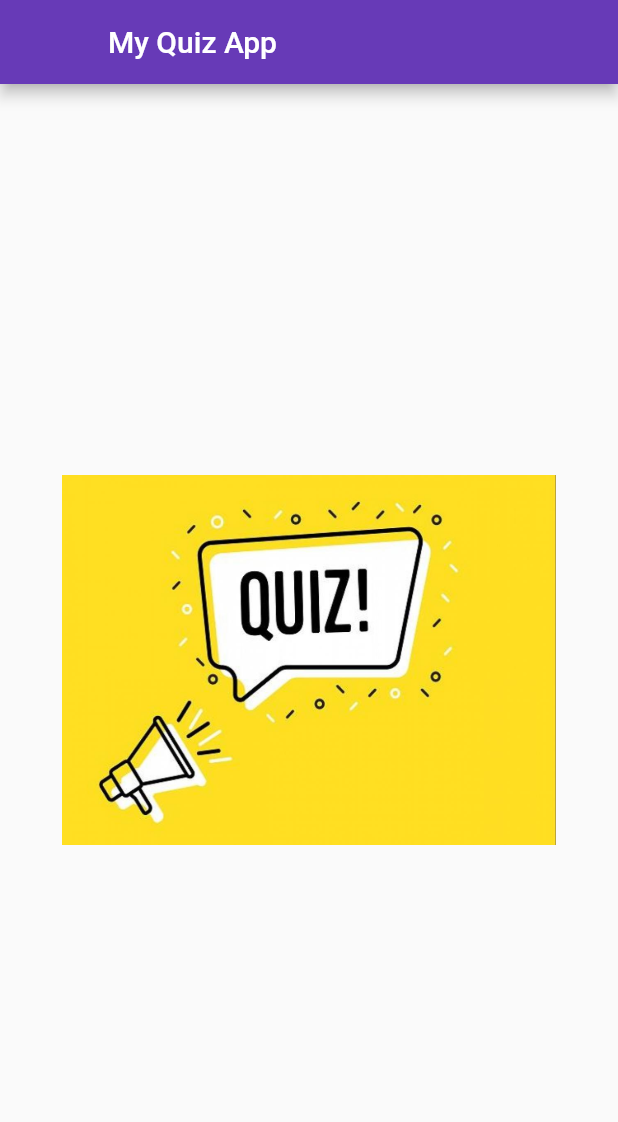
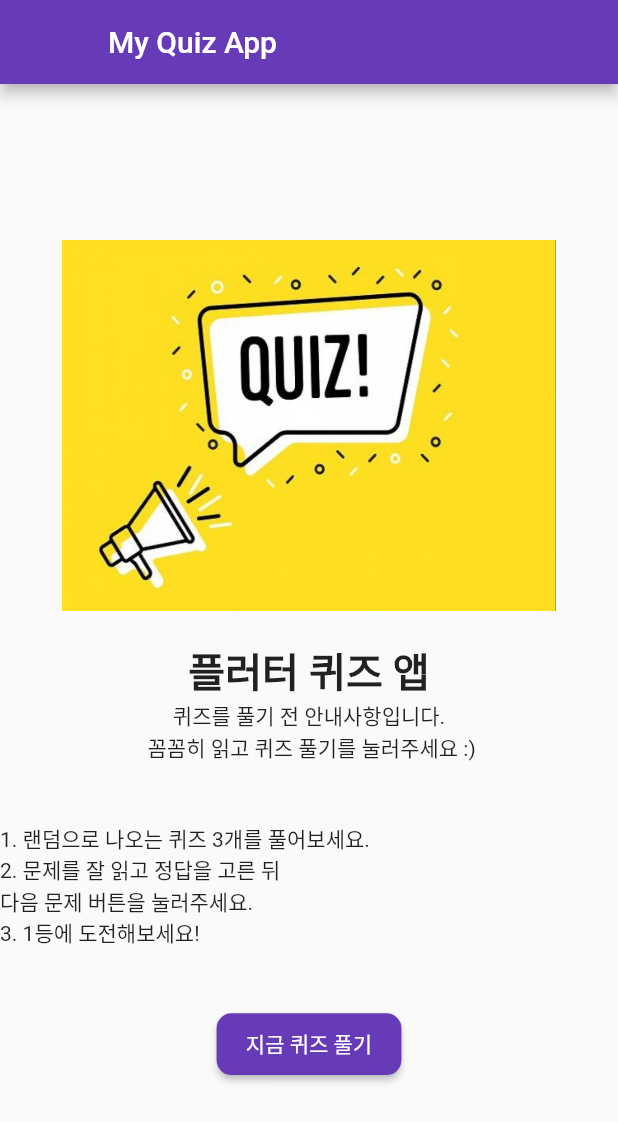
Before and after one commit to jeongyoonlee2015/flutter-quiz-app, a Flutter app: the screen it shows after launch, on a phone screen of 412 x 824 dp. Shown: the top 1122 px of the screen. Run offline on Flutter 3.47's test engine with Material 2 defaults, Android fonts, the phone set to English and light mode, and no system bars; our stand-ins replace auto_size_text, flutter_swiper.

Commit message:
더미데이터

```diff
--- /dev/null
+++ b/lib/model/model_quiz.dart
@@ -0,0 +1,12 @@
+class Quiz {
+ String title;
+ List<String> candidates;
+ int answer;
+
+ Quiz({this.title, this.candidates, this.answer});
+
+ Quiz.fromMap(Map <String, dynamic> map)
+  : title = map['title'],
+    candidates = map['candidates'],
+    answer = map['answer'];
+}
--- a/lib/screen/screen_home.dart
+++ b/lib/screen/screen_home.dart
@@ -1,4 +1,6 @@
 import 'package:flutter/material.dart';
+import 'package:quizapptest/model/model_quiz.dart';
+import 'package:quizapptest/screen/screen_quiz.dart';
 
 class HomeScreen extends StatefulWidget {
   @override
@@ -6,13 +8,32 @@ class HomeScreen extends StatefulWidget {
 }
 
 class _HomeScreenState extends State<HomeScreen> {
+  List<Quiz> quizs = [
+    Quiz.fromMap({
+    'title':'test',
+    'candidates':['a','b','c','d'],
+      'answer':0
+    }),
+    Quiz.fromMap({
+      'title':'test',
+      'candidates':['a','b','c','d'],
+      'answer':0
+    }),
+    Quiz.fromMap({
+      'title':'test',
+      'candidates':['a','b','c','d'],
+      'answer':0
+    }),
+  ];
   @override
   Widget build(BuildContext context) {
   Size screenSize = MediaQuery.of(context).size; //mediaquery의 장점:
   double width = screenSize.width;
   double height = screenSize.height; // 상대수치 활용하겠다는 것
 
-  return SafeArea( //기기의 상단 노티 바 부분, 하단 영역을 침범하지 않는 안전한 영역을 잡아주는 위젯
+  return WillPopScope(
+      onWillPop: () async => false,
+      child: SafeArea( //기기의 상단 노티 바 부분, 하단 영역을 침범하지 않는 안전한 영역을 잡아주는 위젯
         child: Scaffold (
           appBar: AppBar(
             title: Text('My Quiz App'),
@@ -25,12 +46,86 @@ class _HomeScreenState extends State<HomeScreen> {
             children: <Widget>[
               Center(
                 child: Image.asset(
-              'images/quiz.jpeg', width: width * 0.8,
+                  'images/quiz.jpeg',
+                  width: width * 0.8,
             ),
-          )
+          ),
+            Padding(
+              padding: EdgeInsets.all(width * 0.024),
+          ),
+            Text(
+              '플러터 퀴즈 앱',
+              style: TextStyle(
+                fontSize: width*0.065,
+                fontWeight: FontWeight.bold,
+              ),
+          ),
+            Text(
+              '퀴즈를 풀기 전 안내사항입니다. \n 꼼꼼히 읽고 퀴즈 풀기를 눌러주세요 :) ',
+              textAlign: TextAlign.center,
+          ),
+            Padding(
+              padding: EdgeInsets.all(width * 0.048),
+          ),
+            _buildStep(width, '1. 랜덤으로 나오는 퀴즈 3개를 풀어보세요.'),
+            _buildStep(width, '2. 문제를 잘 읽고 정답을 고른 뒤 \n다음 문제 버튼을 눌러주세요.'),
+            _buildStep(width, '3. 1등에 도전해보세요!'),
+            Padding(
+              padding: EdgeInsets.all(width * 0.048),
+          ),
+            Container(
+              padding: EdgeInsets.only(bottom: width = 0.036),
+              child: Center(
+                child: ButtonTheme(
+                  minWidth: width * 0.8,
+                  height: height * 0.05,
+                  shape:
+                  RoundedRectangleBorder(
+                      borderRadius:
+                      BorderRadius.circular(10)
+                  ),
+                  child: RaisedButton(
+                    child: Text(
+                      ' 지금 퀴즈 풀기 ',
+                      style: TextStyle(color: Colors.white),
+                    ),
+                    color: Colors.deepPurple,
+                    onPressed: (){
+                      Navigator.push(
+                          context,
+                          MaterialPageRoute(
+                            builder: (context) => QuizScreen(quizs: quizs,)
+                          )//onpressed가 제대로 선언된 것을 확인할 수 있다.
+                      );
+                    },//일단 빈 형태로
+                ),
+              ),
+            ),
+          ),
           ],
+          ),
         ),
       ),
     );
   }
+  Widget _buildStep(double width, String title){
+    return Container(
+      padding: EdgeInsets.fromLTRB(
+        width = 0.048,
+        width = 0.024,
+        width = 0.048,
+        width = 0.024,
+      ),
+      child: Row(
+        crossAxisAlignment: CrossAxisAlignment.start,
+        children: <Widget>[
+          Icon(Icons.check_box, size: width * 0.04
+          ),
+          Padding(padding: EdgeInsets.only(right: width * 0.024),
+          ),
+          Text(title),
+        ],
+      ),
+    );
   }
+}
--- a/pubspec.yaml
+++ b/pubspec.yaml
@@ -23,6 +23,8 @@ dependencies:
   # The following adds the Cupertino Icons font to your application.
   # Use with the CupertinoIcons class for iOS style icons.
   cupertino_icons: ^0.1.2
+  flutter_swiper:
+  auto_size_text:
 
 dev_dependencies:
   flutter_test:
```
Also changed, not shown: lib/screen/screen_quiz.dart (added, +88 -0 lines), pubspec.lock. Lines whose indentation alone changed are shown as unchanged.
